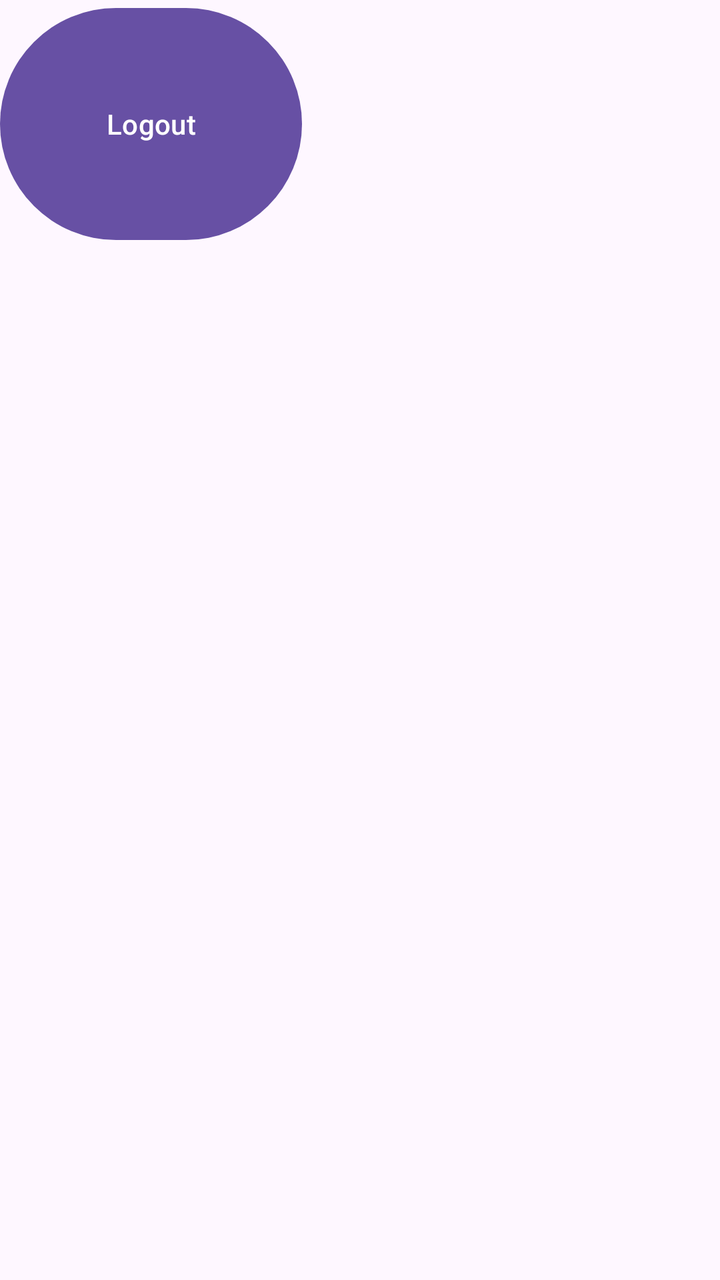
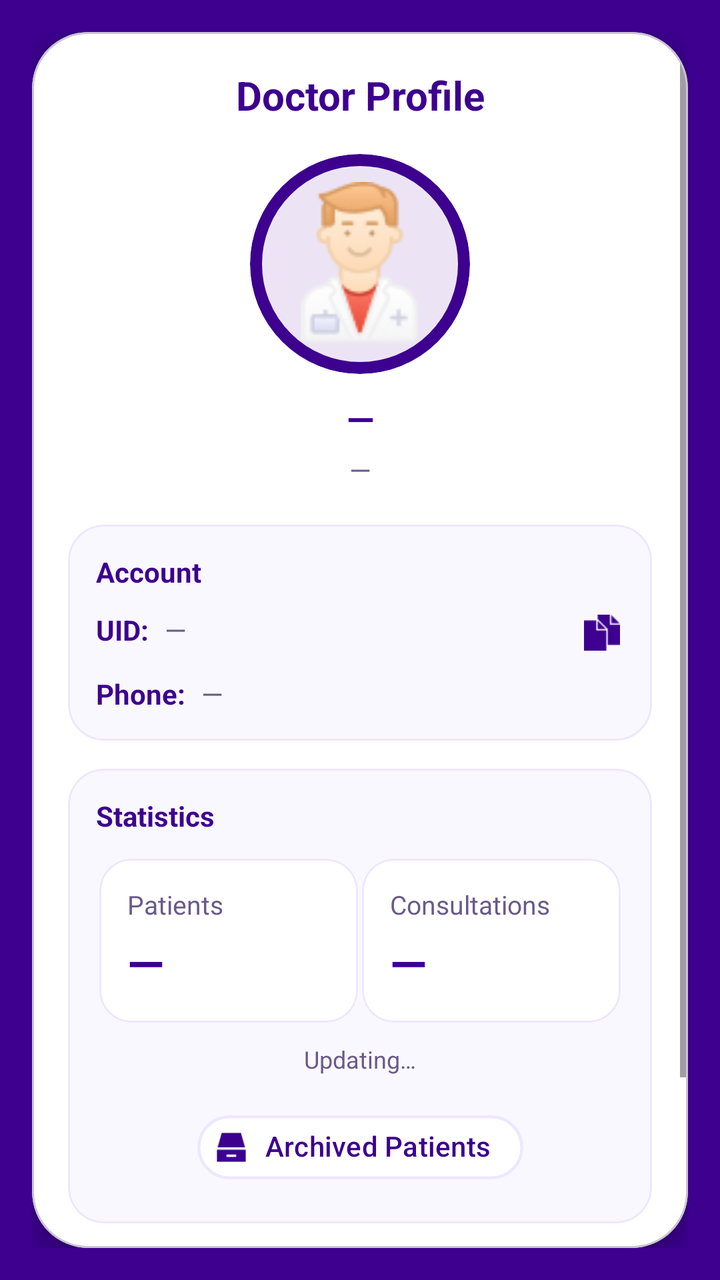

Before-and-after screenshots of an Android layout around one commit, followed by the original layout XML and the change that was made.
<!-- AndroidManifest.xml: application theme Theme.MediMindV2 -->
<!-- res/layout/fragment_profile.xml -->
<?xml version="1.0" encoding="utf-8"?>
<FrameLayout xmlns:android="http://schemas.android.com/apk/res/android"
    xmlns:tools="http://schemas.android.com/tools"
    android:layout_width="match_parent"
    android:layout_height="match_parent"
    tools:context=".ui.fragments.ProfileFragment">

    <Button
        android:id="@+id/button"
        android:layout_width="151dp"
        android:layout_height="124dp"
        android:text="Logout" />

</FrameLayout>
<!-- resources referenced by this layout -->
<resources>
  <style name="Theme.MediMindV2" parent="Base.Theme.MediMindV2" />
  <style name="Base.Theme.MediMindV2" parent="Theme.Material3.DayNight.NoActionBar">
          
          
      </style>
</resources>

<!-- the commit's change to res/layout/fragment_profile.xml (unified diff, before → after) -->
@@ -1,14 +1,386 @@
 <?xml version="1.0" encoding="utf-8"?>
-<FrameLayout xmlns:android="http://schemas.android.com/apk/res/android"
+<androidx.constraintlayout.widget.ConstraintLayout
+    xmlns:android="http://schemas.android.com/apk/res/android"
+    xmlns:app="http://schemas.android.com/apk/res-auto"
     xmlns:tools="http://schemas.android.com/tools"
     android:layout_width="match_parent"
     android:layout_height="match_parent"
+    android:background="#3D008F"
+    android:padding="16dp"
     tools:context=".ui.fragments.ProfileFragment">
 
-    <Button
-        android:id="@+id/button"
-        android:layout_width="151dp"
-        android:layout_height="124dp"
-        android:text="Logout" />
-
-</FrameLayout>
+    <com.google.android.material.card.MaterialCardView
+        android:id="@+id/cardProfile"
+        android:layout_width="0dp"
+        android:layout_height="0dp"
+        app:cardCornerRadius="28dp"
+        app:cardElevation="7dp"
+        app:cardBackgroundColor="@android:color/white"
+        app:layout_constraintTop_toTopOf="parent"
+        app:layout_constraintBottom_toBottomOf="parent"
+        app:layout_constraintStart_toStartOf="parent"
+        app:layout_constraintEnd_toEndOf="parent">
+
+        <ScrollView
+            android:layout_width="match_parent"
+            android:layout_height="match_parent"
+            android:fillViewport="true">
+
+            <androidx.constraintlayout.widget.ConstraintLayout
+                android:layout_width="match_parent"
+                android:layout_height="wrap_content"
+                android:padding="18dp">
+
+                
+                <TextView
+                    android:id="@+id/tvTitle"
+                    android:layout_width="0dp"
+                    android:layout_height="wrap_content"
+                    android:text="Doctor Profile"
+                    android:textColor="#3D008F"
+                    android:textStyle="bold"
+                    android:textSize="20sp"
+                    android:gravity="center"
+                    app:layout_constraintTop_toTopOf="parent"
+                    app:layout_constraintStart_toStartOf="parent"
+                    app:layout_constraintEnd_toEndOf="parent"/>
+
+                
+                <com.google.android.material.card.MaterialCardView
+                    android:id="@+id/cardAvatar"
+                    android:layout_width="110dp"
+                    android:layout_height="110dp"
+                    android:layout_marginTop="16dp"
+                    app:cardCornerRadius="55dp"
+                    app:cardElevation="0dp"
+                    app:strokeColor="#3D008F"
+                    app:strokeWidth="6dp"
+                    app:layout_constraintTop_toBottomOf="@id/tvTitle"
+                    app:layout_constraintStart_toStartOf="parent"
+                    app:layout_constraintEnd_toEndOf="parent">
+
+                    <ImageView
+                        android:id="@+id/imgAvatar"
+                        android:layout_width="match_parent"
+                        android:layout_height="match_parent"
+                        android:src="@drawable/ic_doctor"
+                        android:scaleType="fitCenter"
+                        android:adjustViewBounds="true"
+                        android:padding="14dp"
+                        android:contentDescription="@null"/>
+
+                </com.google.android.material.card.MaterialCardView>
+
+                
+                <TextView
+                    android:id="@+id/tvDoctorName"
+                    android:layout_width="0dp"
+                    android:layout_height="wrap_content"
+                    android:layout_marginTop="10dp"
+                    android:text="—"
+                    android:textColor="#3D008F"
+                    android:textStyle="bold"
+                    android:textSize="18sp"
+                    android:gravity="center"
+                    android:maxLines="2"
+                    android:ellipsize="end"
+                    app:layout_constraintTop_toBottomOf="@id/cardAvatar"
+                    app:layout_constraintStart_toStartOf="parent"
+                    app:layout_constraintEnd_toEndOf="parent"/>
+
+                
+                <TextView
+                    android:id="@+id/tvDoctorEmail"
+                    android:layout_width="0dp"
+                    android:layout_height="wrap_content"
+                    android:layout_marginTop="4dp"
+                    android:text="—"
+                    android:textColor="#6A5A89"
+                    android:textSize="14sp"
+                    android:gravity="center"
+                    app:layout_constraintTop_toBottomOf="@id/tvDoctorName"
+                    app:layout_constraintStart_toStartOf="parent"
+                    app:layout_constraintEnd_toEndOf="parent"/>
+
+                
+                <com.google.android.material.card.MaterialCardView
+                    android:id="@+id/cardInfo"
+                    android:layout_width="0dp"
+                    android:layout_height="wrap_content"
+                    android:layout_marginTop="18dp"
+                    app:cardCornerRadius="18dp"
+                    app:cardElevation="0dp"
+                    app:strokeWidth="1dp"
+                    app:strokeColor="#EDE7FF"
+                    app:cardBackgroundColor="#FAF8FF"
+                    app:layout_constraintTop_toBottomOf="@id/tvDoctorEmail"
+                    app:layout_constraintStart_toStartOf="parent"
+                    app:layout_constraintEnd_toEndOf="parent">
+
+                    <LinearLayout
+                        android:layout_width="match_parent"
+                        android:layout_height="wrap_content"
+                        android:padding="14dp"
+                        android:orientation="vertical">
+
+                        <TextView
+                            android:layout_width="wrap_content"
+                            android:layout_height="wrap_content"
+                            android:text="Account"
+                            android:textColor="#3D008F"
+                            android:textStyle="bold"
+                            android:textSize="14sp"/>
+
+                        
+                        <LinearLayout
+                            android:layout_width="match_parent"
+                            android:layout_height="wrap_content"
+                            android:layout_marginTop="10dp"
+                            android:orientation="horizontal">
+
+                            <TextView
+                                android:layout_width="wrap_content"
+                                android:layout_height="wrap_content"
+                                android:text="UID:"
+                                android:textColor="#3D008F"
+                                android:textStyle="bold"/>
+
+                            <TextView
+                                android:id="@+id/tvDoctorUid"
+                                android:layout_width="0dp"
+                                android:layout_height="wrap_content"
+                                android:layout_weight="1"
+                                android:layout_marginStart="8dp"
+                                android:text="—"
+                                android:textColor="#6A5A89"
+                                android:maxLines="1"
+                                android:ellipsize="end"/>
+
+                            <ImageView
+                                android:id="@+id/btnCopyUid"
+                                android:layout_width="22dp"
+                                android:layout_height="22dp"
+                                android:src="@drawable/ic_copy"
+                                android:contentDescription="@null"
+                                android:padding="2dp"
+                                app:tint="#3D008F"/>
+                        </LinearLayout>
+                        
+                        <LinearLayout
+                            android:layout_width="match_parent"
+                            android:layout_height="wrap_content"
+                            android:layout_marginTop="10dp"
+                            android:orientation="horizontal">
+
+                            <TextView
+                                android:layout_width="wrap_content"
+                                android:layout_height="wrap_content"
+                                android:text="Phone:"
+                                android:textColor="#3D008F"
+                                android:textStyle="bold"/>
+
+                            <TextView
+                                android:id="@+id/tvDoctorPhone"
+                                android:layout_width="0dp"
+                                android:layout_height="wrap_content"
+                                android:layout_weight="1"
+                                android:layout_marginStart="8dp"
+                                android:text="—"
+                                android:textColor="#6A5A89"/>
+                        </LinearLayout>
+
+
+                    </LinearLayout>
+                </com.google.android.material.card.MaterialCardView>
+
+                
+                <com.google.android.material.card.MaterialCardView
+                    android:id="@+id/cardStats"
+                    android:layout_width="0dp"
+                    android:layout_height="wrap_content"
+                    android:layout_marginTop="14dp"
+                    app:cardCornerRadius="18dp"
+                    app:cardElevation="0dp"
+                    app:strokeWidth="1dp"
+                    app:strokeColor="#EDE7FF"
+                    app:cardBackgroundColor="#FAF8FF"
+                    app:layout_constraintTop_toBottomOf="@id/cardInfo"
+                    app:layout_constraintStart_toStartOf="parent"
+                    app:layout_constraintEnd_toEndOf="parent">
+
+                    <androidx.constraintlayout.widget.ConstraintLayout
+                        android:layout_width="match_parent"
+                        android:layout_height="wrap_content"
+                        android:padding="14dp">
+
+                        <TextView
+                            android:id="@+id/tvStatsTitle"
+                            android:layout_width="0dp"
+                            android:layout_height="wrap_content"
+                            android:text="Statistics"
+                            android:textColor="#3D008F"
+                            android:textStyle="bold"
+                            android:textSize="14sp"
+                            app:layout_constraintTop_toTopOf="parent"
+                            app:layout_constraintStart_toStartOf="parent"
+                            app:layout_constraintEnd_toEndOf="parent"/>
+
+                        
+                        <com.google.android.material.card.MaterialCardView
+                            android:id="@+id/boxPatients"
+                            android:layout_width="0dp"
+                            android:layout_height="wrap_content"
+                            android:layout_marginTop="12dp"
+                            app:cardCornerRadius="16dp"
+                            app:cardElevation="0dp"
+                            app:cardBackgroundColor="@android:color/white"
+                            app:strokeColor="#EDE7FF"
+                            app:strokeWidth="1dp"
+                            app:layout_constraintTop_toBottomOf="@id/tvStatsTitle"
+                            app:layout_constraintStart_toStartOf="parent"
+                            app:layout_constraintEnd_toStartOf="@id/boxConsults"
+                            app:layout_constraintHorizontal_chainStyle="spread"
+                            app:layout_constraintWidth_percent="0.49">
+
+                            <LinearLayout
+                                android:layout_width="match_parent"
+                                android:layout_height="wrap_content"
+                                android:padding="14dp"
+                                android:orientation="vertical">
+
+                                <TextView
+                                    android:layout_width="wrap_content"
+                                    android:layout_height="wrap_content"
+                                    android:text="Patients"
+                                    android:textColor="#6A5A89"
+                                    android:textSize="13sp"/>
+
+                                <TextView
+                                    android:id="@+id/tvPatientsCount"
+                                    android:layout_width="wrap_content"
+                                    android:layout_height="wrap_content"
+                                    android:text="—"
+                                    android:textColor="#3D008F"
+                                    android:textStyle="bold"
+                                    android:textSize="24sp"
+                                    android:layout_marginTop="4dp"/>
+                            </LinearLayout>
+                        </com.google.android.material.card.MaterialCardView>
+
+                        
+                        <com.google.android.material.card.MaterialCardView
+                            android:id="@+id/boxConsults"
+                            android:layout_width="0dp"
+                            android:layout_height="wrap_content"
+                            android:layout_marginTop="12dp"
+                            app:cardCornerRadius="16dp"
+                            app:cardElevation="0dp"
+                            app:cardBackgroundColor="@android:color/white"
+                            app:strokeColor="#EDE7FF"
+                            app:strokeWidth="1dp"
+                            app:layout_constraintTop_toBottomOf="@id/tvStatsTitle"
+                            app:layout_constraintStart_toEndOf="@id/boxPatients"
+                            app:layout_constraintEnd_toEndOf="parent"
+                            app:layout_constraintWidth_percent="0.49">
+
+                            <LinearLayout
+                                android:layout_width="match_parent"
+                                android:layout_height="wrap_content"
+                                android:padding="14dp"
+                                android:orientation="vertical">
+
+                                <TextView
+                                    android:layout_width="wrap_content"
+                                    android:layout_height="wrap_content"
+                                    android:text="Consultations"
+                                    android:textColor="#6A5A89"
+                                    android:textSize="13sp"/>
+
+                                <TextView
+                                    android:id="@+id/tvConsultationsCount"
+                                    android:layout_width="wrap_content"
+                                    android:layout_height="wrap_content"
+                                    android:text="—"
+                                    android:textColor="#3D008F"
+                                    android:textStyle="bold"
+                                    android:textSize="24sp"
+                                    android:layout_marginTop="4dp"/>
+                            </LinearLayout>
+                        </com.google.android.material.card.MaterialCardView>
+
+                        
+                        <TextView
+                            android:id="@+id/tvStatsHint"
+                            android:layout_width="0dp"
+                            android:layout_height="wrap_content"
+                            android:layout_marginTop="10dp"
+                            android:text="Updating…"
+                            android:textColor="#6A5A89"
+                            android:textSize="12sp"
+                            android:gravity="center"
+                            app:layout_constraintTop_toBottomOf="@id/boxPatients"
+                            app:layout_constraintStart_toStartOf="parent"
+                            app:layout_constraintEnd_toEndOf="parent"/>
+
+                        <com.google.android.material.chip.Chip
+                            android:id="@+id/chipArchivedPatients"
+                            android:layout_width="wrap_content"
+                            android:layout_height="wrap_content"
+                            android:layout_marginTop="12dp"
+                            android:text="Archived Patients"
+                            android:textColor="#3D008F"
+                            android:textStyle="bold"
+                            app:chipBackgroundColor="@android:color/white"
+                            app:chipCornerRadius="16dp"
+                            app:chipStrokeColor="#EDE7FF"
+                            app:chipStrokeWidth="1.5dp"
+                            app:chipIcon="@drawable/ic_archive"
+                            app:chipIconTint="#3D008F"
+                            app:chipIconVisible="true"
+                            android:clickable="true"
+                            android:focusable="true"
+                            app:layout_constraintTop_toBottomOf="@id/tvStatsHint"
+                            app:layout_constraintStart_toStartOf="parent"
+                            app:layout_constraintEnd_toEndOf="parent"/>
+
+                    </androidx.constraintlayout.widget.ConstraintLayout>
+
+                </com.google.android.material.card.MaterialCardView>
+                
+                <com.google.android.material.button.MaterialButton
+                    android:id="@+id/btnLogout"
+                    android:layout_width="0dp"
+                    android:layout_height="48dp"
+                    android:layout_marginTop="18dp"
+                    android:text="Logout"
+                    android:textAllCaps="false"
+                    android:textStyle="bold"
+                    android:textSize="16sp"
+                    android:textColor="@android:color/white"
+                    android:backgroundTint="#BF0000"
+                    app:cornerRadius="16dp"
+                    app:strokeColor="#3D008F"
+                    app:strokeWidth="2dp"
+                    app:layout_constraintTop_toBottomOf="@id/cardStats"
+                    app:layout_constraintStart_toStartOf="parent"
+                    app:layout_constraintEnd_toEndOf="parent"/>
+
+                
+                <TextView
+                    android:id="@+id/tvHint"
+                    android:layout_width="0dp"
+                    android:layout_height="wrap_content"
+                    android:layout_marginTop="10dp"
+                    android:text="You can login again anytime."
+                    android:textColor="#6A5A89"
+                    android:textSize="13sp"
+                    android:gravity="center"
+                    app:layout_constraintTop_toBottomOf="@id/btnLogout"
+                    app:layout_constraintStart_toStartOf="parent"
+                    app:layout_constraintEnd_toEndOf="parent"/>
+
+            </androidx.constraintlayout.widget.ConstraintLayout>
+        </ScrollView>
+    </com.google.android.material.card.MaterialCardView>
+
+</androidx.constraintlayout.widget.ConstraintLayout>
<!-- resource entries referenced after the edit -->
@@ -1,5 +1,8 @@
 <!-- resources referenced by this layout -->
 <resources>
+  <!-- drawable ic_archive: png bitmap (drawable, 306 bytes) -->
+  <!-- drawable ic_copy: png bitmap (drawable, 290 bytes) -->
+  <!-- drawable ic_doctor: png bitmap (drawable, 4770 bytes) -->
   <style name="Theme.MediMindV2" parent="Base.Theme.MediMindV2" />
   <style name="Base.Theme.MediMindV2" parent="Theme.Material3.DayNight.NoActionBar">
           
